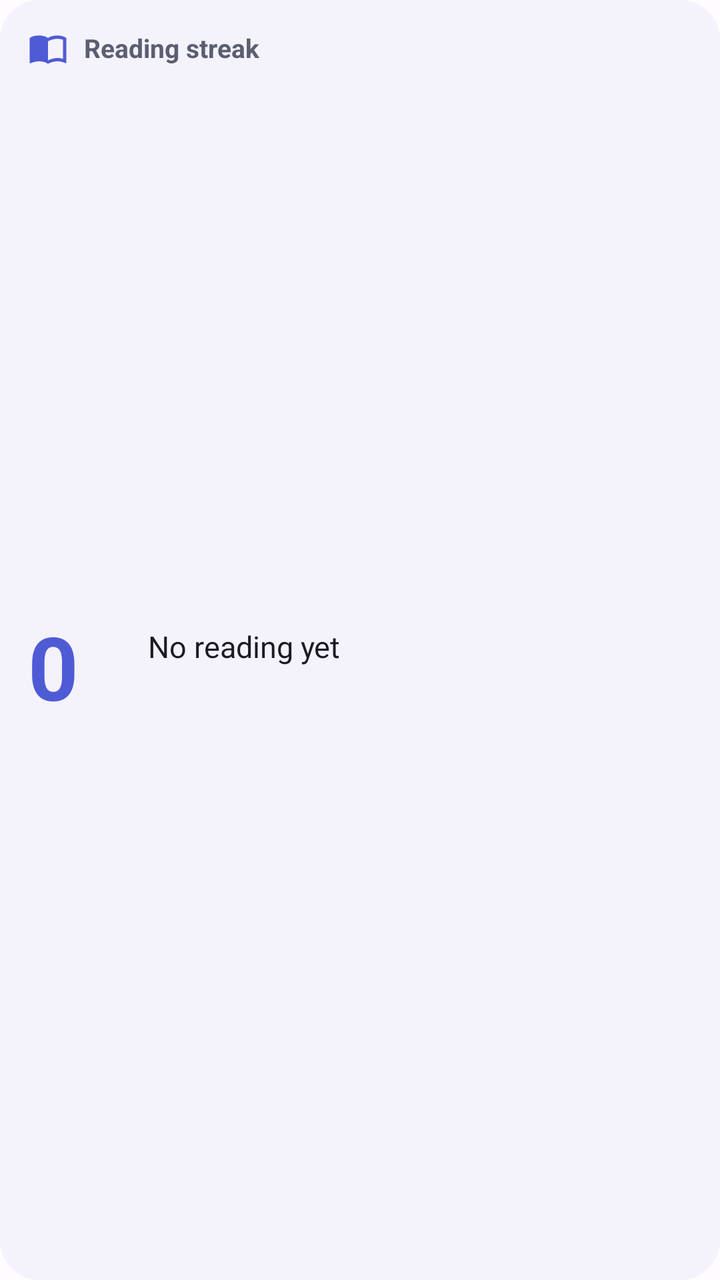
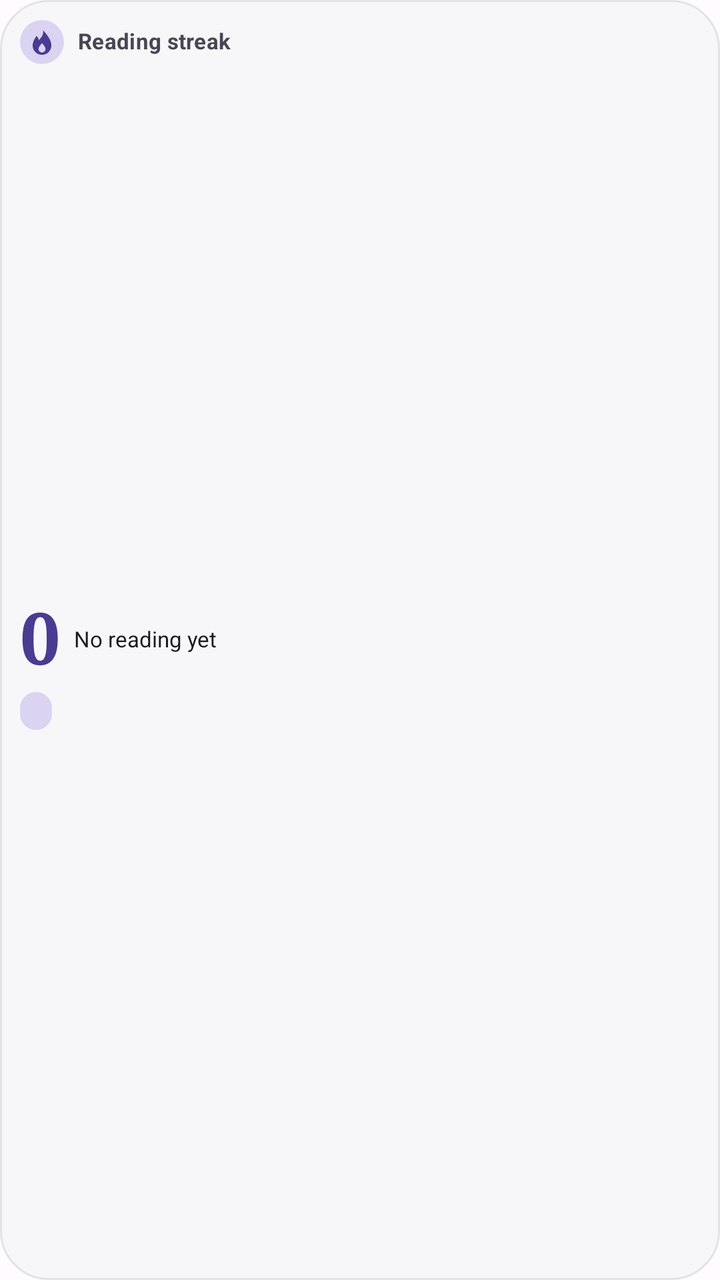

Screens rendered from an Android XML layout before and after an edit, with the pre-edit source and the edit as a unified diff.
<!-- AndroidManifest.xml: application theme Theme.Yomu -->
<!-- res/layout/widget_streak.xml -->
<?xml version="1.0" encoding="utf-8"?>
<LinearLayout xmlns:android="http://schemas.android.com/apk/res/android"
    android:id="@+id/widget_streak_root"
    android:layout_width="match_parent"
    android:layout_height="match_parent"
    android:background="@drawable/widget_background"
    android:orientation="vertical"
    android:padding="14dp">

    <LinearLayout
        android:layout_width="match_parent"
        android:layout_height="wrap_content"
        android:gravity="center_vertical"
        android:orientation="horizontal">

        <ImageView
            android:layout_width="20dp"
            android:layout_height="20dp"
            android:contentDescription="@null"
            android:src="@drawable/widget_ic_book" />

        <TextView
            android:layout_width="0dp"
            android:layout_height="wrap_content"
            android:layout_marginStart="8dp"
            android:layout_weight="1"
            android:ellipsize="end"
            android:maxLines="1"
            android:text="@string/widget_streak_label"
            android:textColor="@color/widget_on_background_variant"
            android:textSize="13sp"
            android:textStyle="bold" />
    </LinearLayout>

    <LinearLayout
        android:id="@+id/widget_streak_body"
        android:layout_width="match_parent"
        android:layout_height="0dp"
        android:layout_weight="1"
        android:gravity="center_vertical"
        android:orientation="horizontal"
        android:paddingTop="6dp">

        <TextView
            android:id="@+id/widget_streak_number"
            android:layout_width="wrap_content"
            android:layout_height="wrap_content"
            android:minWidth="48dp"
            android:textColor="@color/widget_accent"
            android:textSize="44sp"
            android:textStyle="bold"
            android:text="0" />

        <LinearLayout
            android:layout_width="0dp"
            android:layout_height="wrap_content"
            android:layout_marginStart="12dp"
            android:layout_weight="1"
            android:orientation="vertical">

            <TextView
                android:id="@+id/widget_streak_days"
                android:layout_width="match_parent"
                android:layout_height="wrap_content"
                android:ellipsize="end"
                android:maxLines="2"
                android:text="@string/widget_streak_days_zero"
                android:textColor="@color/widget_on_background"
                android:textSize="15sp" />

            <TextView
                android:id="@+id/widget_streak_today"
                android:layout_width="match_parent"
                android:layout_height="wrap_content"
                android:layout_marginTop="2dp"
                android:ellipsize="end"
                android:maxLines="1"
                android:textColor="@color/widget_on_background_variant"
                android:textSize="13sp" />
        </LinearLayout>
    </LinearLayout>

    <TextView
        android:id="@+id/widget_streak_empty"
        android:layout_width="match_parent"
        android:layout_height="wrap_content"
        android:text="@string/widget_streak_empty"
        android:textColor="@color/widget_on_background_variant"
        android:textSize="13sp"
        android:visibility="gone" />
</LinearLayout>
<!-- resources referenced by this layout -->
<resources>
  <color name="widget_accent">#4F5BD5</color>
  <color name="widget_on_background">#1B1B21</color>
  <color name="widget_on_background_variant">#5B5D72</color>
  <!-- drawable widget_background (drawable) -->
  <?xml version="1.0" encoding="utf-8"?>
  <shape xmlns:android="http://schemas.android.com/apk/res/android" android:shape="rectangle">
      <solid android:color="@color/widget_background" />
      <corners android:radius="20dp" />
  </shape>
  <!-- drawable widget_ic_book (drawable) -->
  <?xml version="1.0" encoding="utf-8"?>
  <vector xmlns:android="http://schemas.android.com/apk/res/android"
      android:width="24dp"
      android:height="24dp"
      android:tint="@color/widget_accent"
      android:viewportWidth="24"
      android:viewportHeight="24">
      <path
          android:fillColor="@android:color/white"
          android:pathData="M21,5c-1.11,-0.35 -2.33,-0.5 -3.5,-0.5c-1.95,0 -4.05,0.4 -5.5,1.5c-1.45,-1.1 -3.55,-1.5 -5.5,-1.5S2.45,4.9 1,6v14.65c0,0.25 0.25,0.5 0.5,0.5c0.1,0 0.15,-0.05 0.25,-0.05C3.1,20.45 5.05,20 6.5,20c1.95,0 4.05,0.4 5.5,1.5c1.35,-0.85 3.8,-1.5 5.5,-1.5c1.65,0 3.35,0.3 4.75,1.05c0.1,0.05 0.15,0.05 0.25,0.05c0.25,0 0.5,-0.25 0.5,-0.5V6C22.4,5.55 21.75,5.25 21,5zM21,18.5c-1.1,-0.35 -2.3,-0.5 -3.5,-0.5c-1.7,0 -4.15,0.65 -5.5,1.5V8c1.35,-0.85 3.8,-1.5 5.5,-1.5c1.2,0 2.4,0.15 3.5,0.5V18.5z" />
  </vector>
  <string name="widget_streak_days_zero">No reading yet</string>
  <string name="widget_streak_empty">Start reading and your streak appears here.</string>
  <string name="widget_streak_label">Reading streak</string>
  <style name="Theme.Yomu" parent="Theme.AppCompat.DayNight.NoActionBar">
          <item name="android:windowBackground">@color/yomu_background</item>
          <item name="colorPrimary">@color/yomu_primary</item>
          <item name="android:statusBarColor">@android:color/transparent</item>
          <item name="android:navigationBarColor">@android:color/transparent</item>
          <item name="android:windowLightStatusBar">@bool/yomu_light_bars</item>
          <item name="android:windowLightNavigationBar" tools:targetApi="o_mr1">@bool/yomu_light_bars</item>
      </style>
  <color name="widget_background">#F2F4F2FA</color>
  <color name="yomu_background">#FFFBFF</color>
  <color name="yomu_primary">#4F5BD5</color>
</resources>

<!-- the commit's change to res/layout/widget_streak.xml (unified diff, before → after) -->
@@ -5,7 +5,7 @@
     android:layout_height="match_parent"
     android:background="@drawable/widget_background"
     android:orientation="vertical"
-    android:padding="14dp">
+    android:padding="10dp">
 
     <LinearLayout
         android:layout_width="match_parent"
@@ -14,21 +14,25 @@
         android:orientation="horizontal">
 
         <ImageView
-            android:layout_width="20dp"
-            android:layout_height="20dp"
+            android:layout_width="22dp"
+            android:layout_height="22dp"
+            android:background="@drawable/widget_badge_background"
             android:contentDescription="@null"
-            android:src="@drawable/widget_ic_book" />
+            android:padding="4dp"
+            android:src="@drawable/widget_ic_streak" />
 
         <TextView
             android:layout_width="0dp"
             android:layout_height="wrap_content"
-            android:layout_marginStart="8dp"
+            android:layout_marginStart="7dp"
             android:layout_weight="1"
             android:ellipsize="end"
+            android:includeFontPadding="false"
+            android:letterSpacing="0.01"
             android:maxLines="1"
             android:text="@string/widget_streak_label"
             android:textColor="@color/widget_on_background_variant"
-            android:textSize="13sp"
+            android:textSize="11sp"
             android:textStyle="bold" />
     </LinearLayout>
 
@@ -38,54 +42,66 @@
         android:layout_height="0dp"
         android:layout_weight="1"
         android:gravity="center_vertical"
-        android:orientation="horizontal"
-        android:paddingTop="6dp">
-
-        <TextView
-            android:id="@+id/widget_streak_number"
-            android:layout_width="wrap_content"
-            android:layout_height="wrap_content"
-            android:minWidth="48dp"
-            android:textColor="@color/widget_accent"
-            android:textSize="44sp"
-            android:textStyle="bold"
-            android:text="0" />
+        android:orientation="vertical"
+        android:paddingTop="2dp">
 
         <LinearLayout
-            android:layout_width="0dp"
+            android:layout_width="match_parent"
             android:layout_height="wrap_content"
-            android:layout_marginStart="12dp"
-            android:layout_weight="1"
-            android:orientation="vertical">
+            android:gravity="center_vertical"
+            android:orientation="horizontal">
+
+            <TextView
+                android:id="@+id/widget_streak_number"
+                android:layout_width="wrap_content"
+                android:layout_height="wrap_content"
+                android:fontFamily="serif"
+                android:includeFontPadding="false"
+                android:maxLines="1"
+                android:text="@string/widget_streak_zero"
+                android:textColor="@color/widget_accent"
+                android:textSize="36sp"
+                android:textStyle="bold" />
 
             <TextView
                 android:id="@+id/widget_streak_days"
-                android:layout_width="match_parent"
+                android:layout_width="0dp"
                 android:layout_height="wrap_content"
+                android:layout_marginStart="7dp"
+                android:layout_weight="1"
                 android:ellipsize="end"
+                android:includeFontPadding="false"
                 android:maxLines="2"
                 android:text="@string/widget_streak_days_zero"
                 android:textColor="@color/widget_on_background"
-                android:textSize="15sp" />
+                android:textSize="11sp" />
+        </LinearLayout>
 
-            <TextView
-                android:id="@+id/widget_streak_today"
-                android:layout_width="match_parent"
-                android:layout_height="wrap_content"
-                android:layout_marginTop="2dp"
-                android:ellipsize="end"
-                android:maxLines="1"
-                android:textColor="@color/widget_on_background_variant"
-                android:textSize="13sp" />
-        </LinearLayout>
+        <TextView
+            android:id="@+id/widget_streak_today"
+            android:layout_width="wrap_content"
+            android:layout_height="wrap_content"
+            android:layout_marginTop="5dp"
+            android:background="@drawable/widget_metric_background"
+            android:ellipsize="end"
+            android:includeFontPadding="false"
+            android:maxLines="1"
+            android:paddingHorizontal="8dp"
+            android:paddingVertical="3dp"
+            android:textColor="@color/widget_on_accent_surface"
+            android:textSize="11sp"
+            android:textStyle="bold" />
     </LinearLayout>
 
     <TextView
         android:id="@+id/widget_streak_empty"
         android:layout_width="match_parent"
-        android:layout_height="wrap_content"
+        android:layout_height="0dp"
+        android:layout_weight="1"
+        android:gravity="center_vertical"
+        android:paddingTop="4dp"
         android:text="@string/widget_streak_empty"
         android:textColor="@color/widget_on_background_variant"
-        android:textSize="13sp"
+        android:textSize="12sp"
         android:visibility="gone" />
 </LinearLayout>
<!-- resource entries referenced after the edit -->
@@ -1,29 +1,41 @@
 <!-- resources referenced by this layout -->
 <resources>
-  <color name="widget_accent">#4F5BD5</color>
-  <color name="widget_on_background">#1B1B21</color>
-  <color name="widget_on_background_variant">#5B5D72</color>
+  <color name="widget_accent">#4B3B91</color>
+  <color name="widget_on_accent_surface">#181236</color>
+  <color name="widget_on_background">#1A191F</color>
+  <color name="widget_on_background_variant">#494653</color>
   <!-- drawable widget_background (drawable) -->
   <?xml version="1.0" encoding="utf-8"?>
   <shape xmlns:android="http://schemas.android.com/apk/res/android" android:shape="rectangle">
       <solid android:color="@color/widget_background" />
-      <corners android:radius="20dp" />
+      <stroke android:width="1dp" android:color="@color/widget_outline" />
+      <corners android:radius="24dp" />
   </shape>
-  <!-- drawable widget_ic_book (drawable) -->
+  <!-- drawable widget_badge_background (drawable) -->
+  <?xml version="1.0" encoding="utf-8"?>
+  <shape xmlns:android="http://schemas.android.com/apk/res/android" android:shape="oval">
+      <solid android:color="@color/widget_accent_surface" />
+  </shape>
+  <!-- drawable widget_ic_streak (drawable) -->
   <?xml version="1.0" encoding="utf-8"?>
   <vector xmlns:android="http://schemas.android.com/apk/res/android"
       android:width="24dp"
       android:height="24dp"
-      android:tint="@color/widget_accent"
       android:viewportWidth="24"
       android:viewportHeight="24">
-      <path
-          android:fillColor="@android:color/white"
-          android:pathData="M21,5c-1.11,-0.35 -2.33,-0.5 -3.5,-0.5c-1.95,0 -4.05,0.4 -5.5,1.5c-1.45,-1.1 -3.55,-1.5 -5.5,-1.5S2.45,4.9 1,6v14.65c0,0.25 0.25,0.5 0.5,0.5c0.1,0 0.15,-0.05 0.25,-0.05C3.1,20.45 5.05,20 6.5,20c1.95,0 4.05,0.4 5.5,1.5c1.35,-0.85 3.8,-1.5 5.5,-1.5c1.65,0 3.35,0.3 4.75,1.05c0.1,0.05 0.15,0.05 0.25,0.05c0.25,0 0.5,-0.25 0.5,-0.5V6C22.4,5.55 21.75,5.25 21,5zM21,18.5c-1.1,-0.35 -2.3,-0.5 -3.5,-0.5c-1.7,0 -4.15,0.65 -5.5,1.5V8c1.35,-0.85 3.8,-1.5 5.5,-1.5c1.2,0 2.4,0.15 3.5,0.5V18.5z" />
+      <path android:fillColor="@color/widget_accent" android:fillType="evenOdd"
+          android:pathData="M13,2c0.4,4.2 -1.8,6.2 -3.7,8.5c-0.3,-2 -1.5,-3.3 -2,-3.7C5.5,9.4 4,11.9 4,15a8,8 0,1 0,16 0c0,-4.4 -3,-8.5 -7,-13M12,21a3,3 0,0 1,-3 -3c0,-1.7 1.9,-3.8 3,-5c1.1,1.2 3,3.3 3,5a3,3 0,0 1,-3 3" />
   </vector>
+  <!-- drawable widget_metric_background (drawable) -->
+  <?xml version="1.0" encoding="utf-8"?>
+  <shape xmlns:android="http://schemas.android.com/apk/res/android" android:shape="rectangle">
+      <solid android:color="@color/widget_accent_surface" />
+      <corners android:radius="100dp" />
+  </shape>
   <string name="widget_streak_days_zero">No reading yet</string>
   <string name="widget_streak_empty">Start reading and your streak appears here.</string>
   <string name="widget_streak_label">Reading streak</string>
+  <string name="widget_streak_zero" translatable="false">0</string>
   <style name="Theme.Yomu" parent="Theme.AppCompat.DayNight.NoActionBar">
           <item name="android:windowBackground">@color/yomu_background</item>
           <item name="colorPrimary">@color/yomu_primary</item>
@@ -32,7 +44,9 @@
           <item name="android:windowLightStatusBar">@bool/yomu_light_bars</item>
           <item name="android:windowLightNavigationBar" tools:targetApi="o_mr1">@bool/yomu_light_bars</item>
       </style>
-  <color name="widget_background">#F2F4F2FA</color>
+  <color name="widget_background">#F7F7F9</color>
+  <color name="widget_outline">#E4E2E9</color>
+  <color name="widget_accent_surface">#DAD4F2</color>
   <color name="yomu_background">#FFFBFF</color>
   <color name="yomu_primary">#4F5BD5</color>
 </resources>
